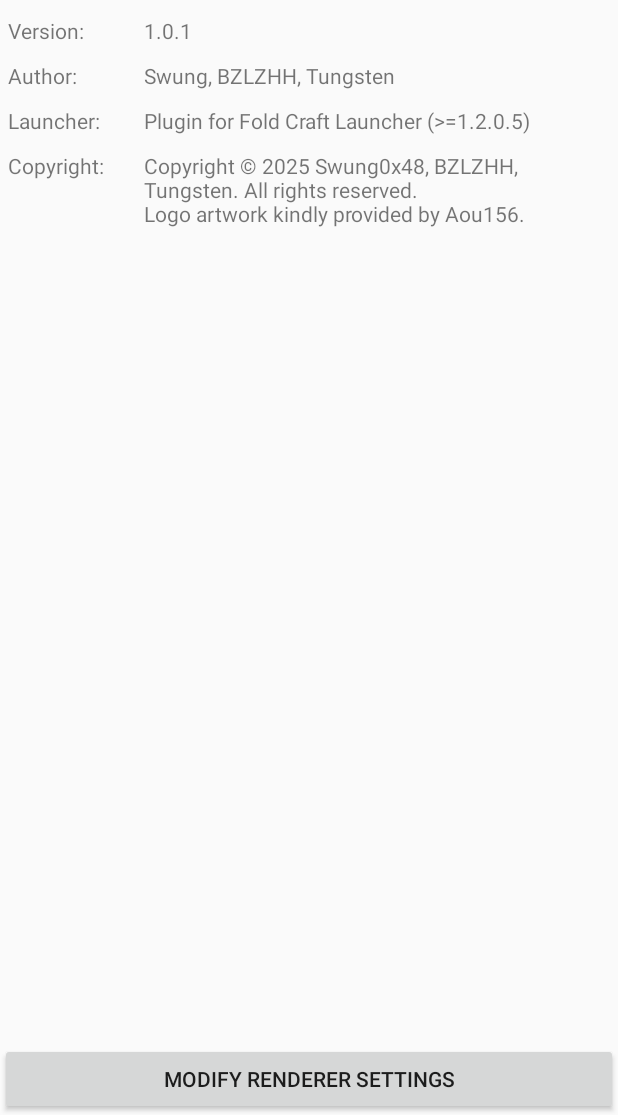
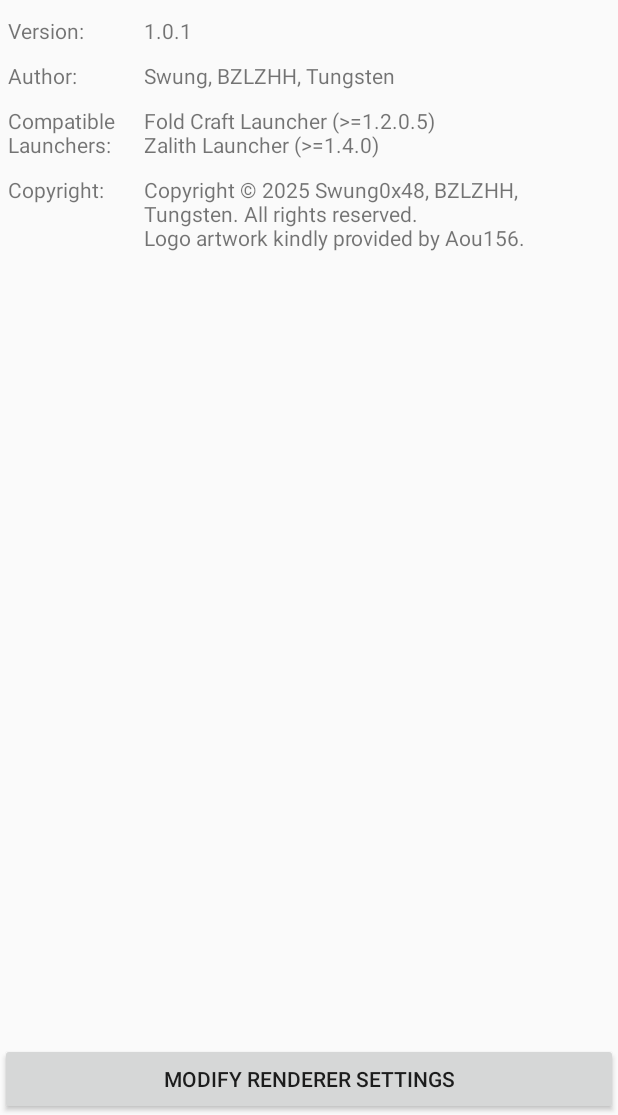
Before and after one commit to windtheminer/MobileGlues-plugin, an Android app: the screen it shows after launch (MainActivity), on a phone screen of 412 x 824 dp, the part 121-1236 px from its top. Run offline under Robolectric (Android 15) with nearby library versions, the phone set to English and light mode, and no system bars; 1 statement that could not run was skipped.

Commit message:
[Improvement] (*/strings.xml): Change some texts.
Signed-off-by: BZLZHH <admin@bzlzhh.top>

```diff
--- a/app/src/main/res/values/strings.xml
+++ b/app/src/main/res/values/strings.xml
@@ -5,17 +5,17 @@
     <string name="info_version" translatable="false">1.0.1</string>
     <string name="info_author" translatable="false">Swung, BZLZHH, Tungsten</string>
     <string name="info_copyright" translatable="false">Copyright © 2025 Swung0x48, BZLZHH, Tungsten. All rights reserved.\nLogo artwork kindly provided by Aou156.</string>
-    <string name="info_launcher">Plugin for Fold Craft Launcher (>=1.2.0.5)</string>
+    <string name="info_launcher" translatable="false">Fold Craft Launcher (>=1.2.0.5)\nZalith Launcher (>=1.4.0)</string>
 
     <string name="view_name">Name: </string>
     <string name="view_version">Version: </string>
     <string name="view_author">Author: </string>
     <string name="view_copyright">Copyright: </string>
-    <string name="view_launcher">Launcher: </string>
+    <string name="view_launcher">Compatible Launchers: </string>
 
     <string name="open_options">Modify renderer settings</string>
 
-    <string name="option_angle">Use ANGLE as OpenGLES driver</string>
+    <string name="option_angle">Use ANGLE as OpenGL ES driver</string>
     <string name="option_angle_disable_if_possible">Disable if possible</string>
     <string name="option_angle_enable_if_possible">Enable if possible</string>
     <string name="option_angle_disable">Disable</string>
@@ -27,8 +27,8 @@
     <string name="option_no_error_disable_pri">Ignore shader/program error</string>
     <string name="option_no_error_disable_sec">Ignore shader/program/framebuffer error</string>
 
-    <string name="option_ext_gl43">Enable incomplete OpenGL 4.3 extension</string>
-    <string name="option_ext_cs">Enable incomplete compute shader extension</string>
+    <string name="option_ext_gl43">Enable incomplete OpenGL43 extension</string>
+    <string name="option_ext_cs">Enable incomplete ARB_compute_shader extension</string>
 
     <string name="dialog_positive">OK</string>
     <string name="dialog_negative">Cancel</string>
@@ -37,8 +37,8 @@
     <string name="dialog_permission_msg">Modifying rendering options requires read and write permissions. Please grant read and write permissions before modifying.</string>
 
     <string name="dialog_title_warning">Warning</string>
-    <string name="warning_ext_gl43_enable">Enabling the OpenGL 43 extension may cause issues with some shaders and mods. Are you sure you want to continue?</string>
-    <string name="warning_ext_cs_enable">Enabling the compute_shader extension may cause issues with some shaders and mods. Are you sure you want to continue?</string>
+    <string name="warning_ext_gl43_enable">Enabling the incomplete OpenGL43 extension may cause issues with some shaders and mods. Are you sure you want to continue?</string>
+    <string name="warning_ext_cs_enable">Enabling the incomplete ARB_compute_shader extension may cause issues with some shaders and mods. Are you sure you want to continue?</string>
 
     <string name="warning_adreno_740_angle">Enabling ANGLE on Adreno 740 devices is highly likely to cause severe rendering issues. Are you sure you want to continue?</string>
 
```
Also changed, not shown: 1 other file.
